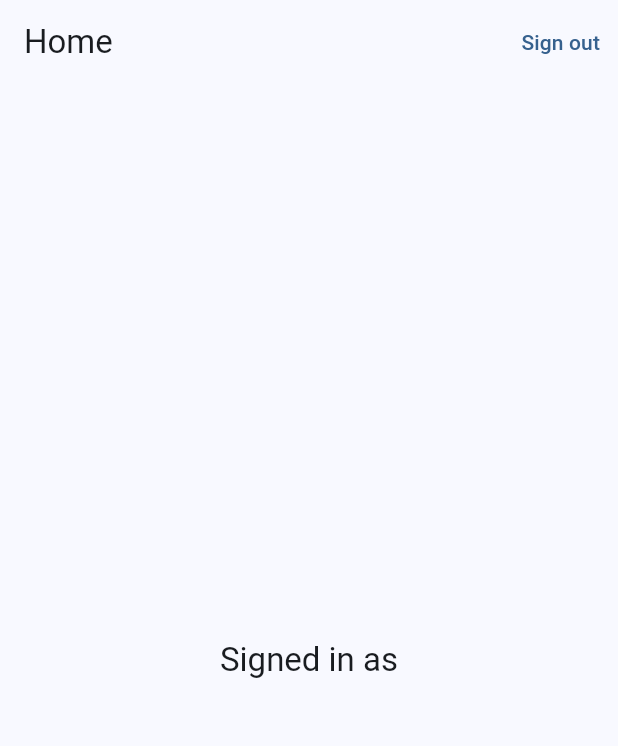
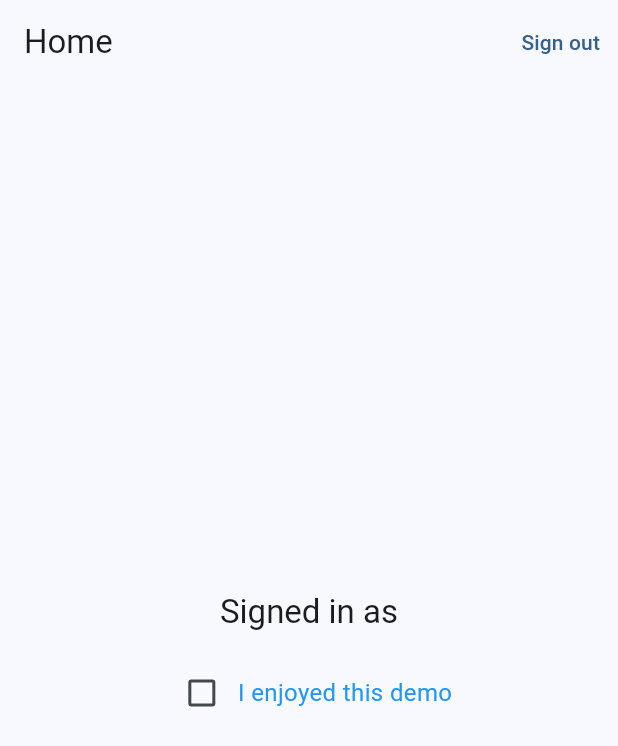
Before and after one commit to vg15006/Flutter-Workshop-Demo, a Flutter app: the HomeScreen screen opened directly with empty values, on a phone screen of 412 x 824 dp. Shown: the top 746 px of the screen. Run offline on Flutter 3.47's test engine with Material 3 defaults, Android fonts, the phone set to English and light mode, and no system bars; accounts and stored records are empty; Roboto replaces fonts that are missing (GoogleSans).

Commit message:
Implemented a checkbox on the home screen

```diff
--- a/lib/screens/home_screen.dart
+++ b/lib/screens/home_screen.dart
@@ -2,14 +2,22 @@ import 'package:flutter/material.dart';
 import '../services/auth_service.dart';
 import 'login_screen.dart';
 
-class HomeScreen extends StatelessWidget {
+
+class HomeScreen extends StatefulWidget {
   final AuthService authService;
 
   const HomeScreen({super.key, required this.authService});
 
   @override
+  State<HomeScreen> createState() => _HomeScreenState();
+}
+
+class _HomeScreenState extends State<HomeScreen> {
+  bool _enjoyed = false;
+
+  @override
   Widget build(BuildContext context) {
-    final user = authService.currentUser;
+    final user = widget.authService.currentUser;
 
     return Scaffold(
       appBar: AppBar(
@@ -17,10 +25,11 @@ class HomeScreen extends StatelessWidget {
         actions: [
           TextButton(
             onPressed: () {
-              authService.signOut();
+              widget.authService.signOut();
               Navigator.of(context).pushReplacement(
                 MaterialPageRoute(
-                  builder: (_) => LoginScreen(authService: authService),
+                  builder: (_) =>
+                      LoginScreen(authService: widget.authService),
                 ),
               );
             },
@@ -29,10 +38,31 @@ class HomeScreen extends StatelessWidget {
         ],
       ),
       body: Center(
-        child: Text(
-          user == null ? 'Not signed in' : 'Signed in as ${user.email}',
-          style: Theme.of(context).textTheme.titleLarge,
-          textAlign: TextAlign.center,
+        child: Column(
+          mainAxisSize: MainAxisSize.min,
+          children: [
+            Text(
+              user == null ? 'Not signed in' : 'Signed in as ${user.email}',
+              style: Theme.of(context).textTheme.titleLarge,
+              textAlign: TextAlign.center,
+            ),
+            const SizedBox(height: 16),
+
+            Row(
+              mainAxisSize: MainAxisSize.min,
+              children: [
+                Checkbox(
+                  value: _enjoyed,
+                  onChanged: (value) {
+                    setState(() {
+                      _enjoyed = value ?? false;
+                    });
+                  },
+                ),
+                const Text('I enjoyed this demo'),
+              ],
+            ),
+          ],
         ),
       ),
     );
```
